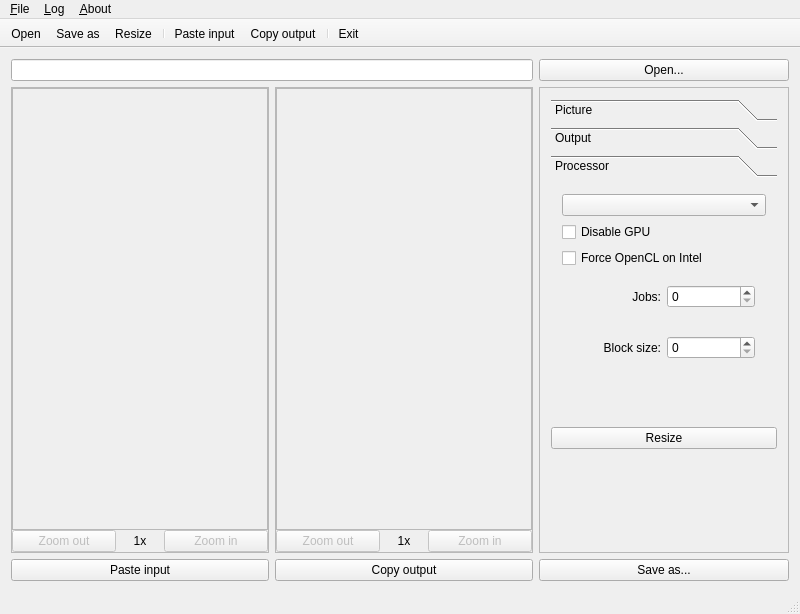
The window that mainwindow.ui (nastys/waifu2x-qtgui) describes before a commit, drawn with Qt 5.
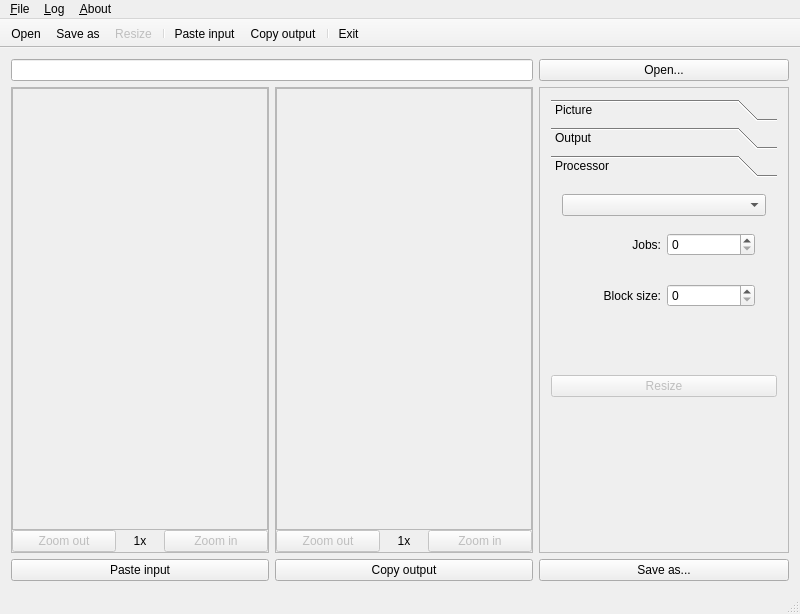
The same window after the commit. The open tabs and pages were chosen to show the change. Icons and pictures are not drawn.

```diff
--- a/mainwindow.ui
+++ b/mainwindow.ui
@@ -621,20 +621,6 @@
            <item>
             <widget class="QComboBox" name="processor"/>
            </item>
-           <item>
-            <widget class="QCheckBox" name="disableGPU">
-             <property name="text">
-              <string>Disable GPU</string>
-             </property>
-            </widget>
-           </item>
-           <item>
-            <widget class="QCheckBox" name="forceOCL">
-             <property name="text">
-              <string>Force OpenCL on Intel</string>
-             </property>
-            </widget>
-           </item>
            <item>
             <widget class="QWidget" name="widget" native="true">
              <layout class="QHBoxLayout" name="horizontalLayout">
@@ -692,6 +678,9 @@
        </item>
        <item>
         <widget class="QPushButton" name="pushButton_Resize">
+         <property name="enabled">
+          <bool>false</bool>
+         </property>
          <property name="sizePolicy">
           <sizepolicy hsizetype="Minimum" vsizetype="Fixed">
            <horstretch>0</horstretch>
@@ -976,6 +965,9 @@
    </property>
   </action>
   <action name="actionUpscale">
+   <property name="enabled">
+    <bool>false</bool>
+   </property>
    <property name="icon">
     <iconset theme="image-denoise">
      <normaloff>.</normaloff>.</iconset>
```
Left out of the diff: 10 changed lines with no effect on the pictures.
